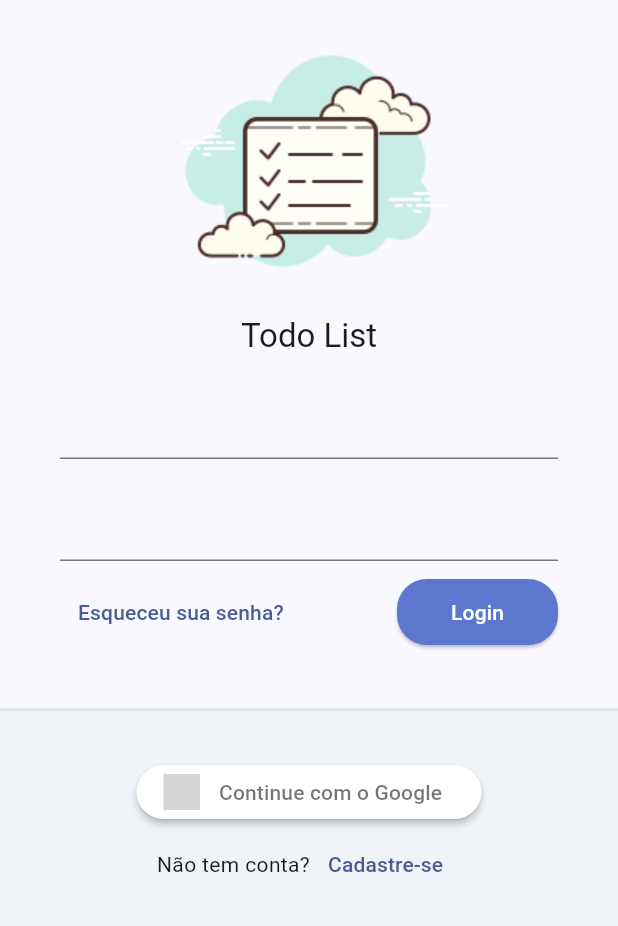
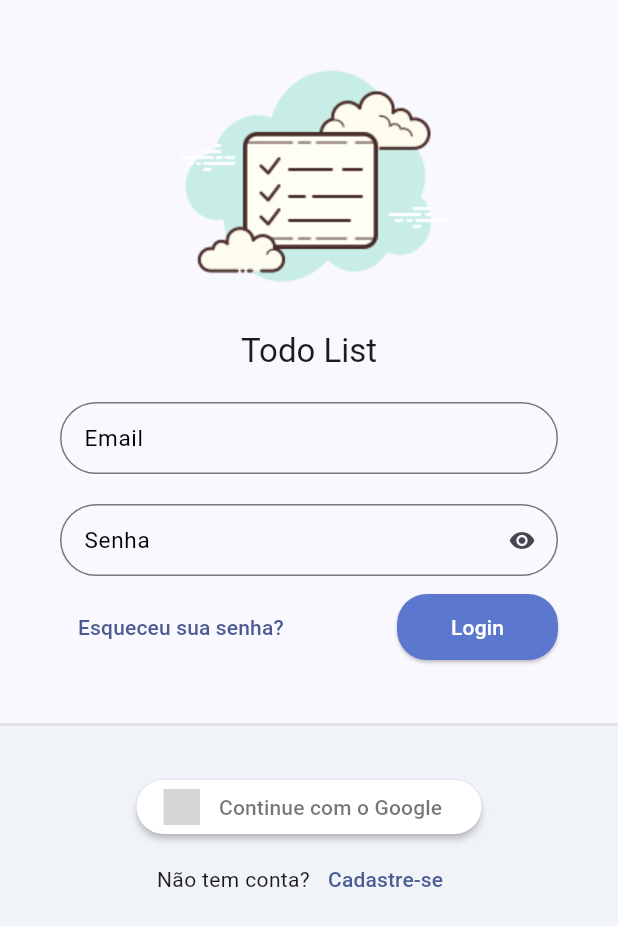
Before and after one commit to laesant/todo_list_provider, a Flutter app: the screen it shows after launch, on a phone screen of 412 x 824 dp. Shown: the top 926 px of the screen. Run offline on Flutter 3.47's test engine with Material 3 defaults, Android fonts, the phone set to English and light mode, and no system bars; our stand-ins replace flutter_signin_button, google_fonts, sqflite, synchronized; accounts and stored records are empty; Roboto replaces fonts that are missing (Mandali); grey boxes are pictures that could not be loaded.

Commit message:
Customizando o TextFormField

```diff
--- /dev/null
+++ b/lib/app/core/widgets/todo_list_field.dart
@@ -0,0 +1,52 @@
+import 'package:flutter/material.dart';
+
+class TodoListField extends StatelessWidget {
+  TodoListField({
+    super.key,
+    required this.label,
+    this.obscureText = false,
+    this.suffixIconButton,
+    this.controller,
+    this.validator,
+  })  : assert(obscureText ? suffixIconButton == null : true,
+            'obscureText Não pode ser enviado em conjuto com o suffixIconButton'),
+        obscureTextVN = ValueNotifier(obscureText);
+  final String label;
+  final bool obscureText;
+  final IconButton? suffixIconButton;
+  final ValueNotifier<bool> obscureTextVN;
+  final TextEditingController? controller;
+  final FormFieldValidator<String>? validator;
+
+  @override
+  Widget build(BuildContext context) {
+    return ValueListenableBuilder<bool>(
+      valueListenable: obscureTextVN,
+      builder: (_, value, __) {
+        return TextFormField(
+          controller: controller,
+          validator: validator,
+          obscureText: value,
+          decoration: InputDecoration(
+            isDense: true,
+            labelText: label,
+            suffixIcon: suffixIconButton ??
+                (obscureText
+                    ? IconButton(
+                        onPressed: () => obscureTextVN.value = !value,
+                        icon: Icon(
+                            value ? Icons.visibility : Icons.visibility_off))
+                    : null),
+            labelStyle: const TextStyle(fontSize: 15, color: Colors.black),
+            border: OutlineInputBorder(
+              borderRadius: BorderRadius.circular(30),
+            ),
+            errorBorder: OutlineInputBorder(
+                borderRadius: BorderRadius.circular(30),
+                borderSide: const BorderSide(color: Colors.red)),
+          ),
+        );
+      },
+    );
+  }
+}
--- a/lib/app/modules/auth/login/login_page.dart
+++ b/lib/app/modules/auth/login/login_page.dart
@@ -1,6 +1,7 @@
 import 'package:flutter/material.dart';
 import 'package:flutter_signin_button/button_list.dart';
 import 'package:flutter_signin_button/button_view.dart';
+import 'package:todo_list_provider/app/core/widgets/todo_list_field.dart';
 import 'package:todo_list_provider/app/core/widgets/todo_list_logo.dart';
 
 class LoginPage extends StatelessWidget {
@@ -20,7 +21,7 @@ class LoginPage extends StatelessWidget {
               child: Column(
                 mainAxisSize: MainAxisSize.min,
                 children: [
-                  const SizedBox(height: 10),
+                  const SizedBox(height: 20),
                   const TodoListLogo(),
                   Padding(
                     padding: const EdgeInsets.symmetric(
@@ -28,9 +29,14 @@ class LoginPage extends StatelessWidget {
                     child: Form(
                       child: Column(
                         children: [
-                          TextFormField(),
+                          TodoListField(
+                            label: 'Email',
+                          ),
                           const SizedBox(height: 20),
-                          TextFormField(),
+                          TodoListField(
+                            label: 'Senha',
+                            obscureText: true,
+                          ),
                           const SizedBox(height: 10),
                           Row(
                             mainAxisAlignment: MainAxisAlignment.spaceBetween,
```
